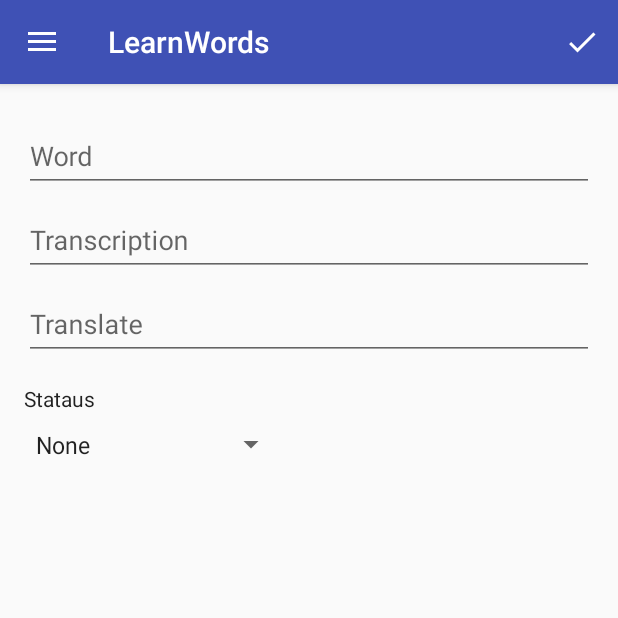
After one commit to tepikin/LearnWordsAndroid, an Android app: the fragment WordEditFragment placed in its activity, on a phone screen of 412 x 824 dp, the top half of it. The commit adds this screen. Run offline under Robolectric (Android 15) with nearby library versions, the phone set to English and light mode, and no system bars.

Commit message:
Words editor added

```diff
--- a/app/src/main/java/ru/lazard/learnwords/ui/fragments/wordsList/WordsListAdapter.java
+++ b/app/src/main/java/ru/lazard/learnwords/ui/fragments/wordsList/WordsListAdapter.java
@@ -24,6 +24,10 @@
         return list.size();
     }
 
+    public List<Word> getItems() {
+        return list;
+    }
+
     @Override
     public void onBindViewHolder(WordsItemViewHolder holder, int position) {
         holder.bind(list.get(position));
@@ -32,7 +36,7 @@
     @Override
     public WordsItemViewHolder onCreateViewHolder(ViewGroup parent, int viewType) {
         View  view= LayoutInflater.from(parent.getContext()).inflate(R.layout.fragment_words_list_item, parent, false);
-        return new WordsItemViewHolder(view);
+        return new WordsItemViewHolder(view,this);
     }
 
     public void setList(List<Word> list) {
--- /dev/null
+++ b/app/src/main/java/ru/lazard/learnwords/ui/fragments/wordsList/edit/WordEditFragment.java
@@ -0,0 +1,148 @@
+package ru.lazard.learnwords.ui.fragments.wordsList.edit;
+
+import android.os.Bundle;
+import android.support.annotation.Nullable;
+import android.support.v4.app.Fragment;
+import android.support.v7.widget.AppCompatEditText;
+import android.support.v7.widget.AppCompatSpinner;
+import android.text.TextUtils;
+import android.view.LayoutInflater;
+import android.view.Menu;
+import android.view.MenuInflater;
+import android.view.MenuItem;
+import android.view.View;
+import android.view.ViewGroup;
+import android.widget.TextView;
+
+import ru.lazard.learnwords.R;
+import ru.lazard.learnwords.db.DAO;
+import ru.lazard.learnwords.model.Model;
+import ru.lazard.learnwords.model.Word;
+import ru.lazard.learnwords.ui.activities.main.MainActivity;
+
+/**
+ * Created by Egor on 03.06.2016.
+ */
+public class WordEditFragment extends Fragment {
+
+
+    public static final String KEY_WORD_ID = "KEY_WORD_ID";
+    private AppCompatSpinner spinerView;
+    private AppCompatEditText transcriptionView;
+    private AppCompatEditText translateView;
+    private Word word;
+    private AppCompatEditText wordView;
+
+    public static Fragment newInstance(Word word) {
+        WordEditFragment wordEditFragment = new WordEditFragment();
+        if (word!=null) {
+            Bundle args = new Bundle();
+            args.putInt(KEY_WORD_ID, word.getId());
+            wordEditFragment.setArguments(args);
+        }
+        return wordEditFragment;
+    }
+
+    @Override
+    public void onCreate(@Nullable Bundle savedInstanceState) {
+        super.onCreate(savedInstanceState);
+        setHasOptionsMenu(true);
+    }
+
+    @Override
+    public void onCreateOptionsMenu(Menu menu, MenuInflater inflater) {
+        inflater.inflate(R.menu.menu_word_edit, menu);
+        super.onCreateOptionsMenu(menu, inflater);
+    }
+
+    @Nullable
+    @Override
+    public View onCreateView(LayoutInflater inflater, @Nullable ViewGroup container, @Nullable Bundle savedInstanceState) {
+
+        View view = super.onCreateView(inflater, container, savedInstanceState);
+
+        if (view == null) {
+            view = LayoutInflater.from(getContext()).inflate(R.layout.fragment_word_edit, container, false);
+            wordView =(AppCompatEditText) view.findViewById(R.id.word);
+            transcriptionView =(AppCompatEditText) view.findViewById(R.id.transcription);
+            translateView =(AppCompatEditText) view.findViewById(R.id.translate);
+            spinerView =(AppCompatSpinner) view.findViewById(R.id.status);
+
+            if (getArguments()!=null){
+                int wordId=getArguments().getInt(KEY_WORD_ID,-1);
+                Word word = Model.getInstance().getWordById(wordId);
+                setWord(word);
+            }
+
+        }
+        return view;
+    }
+
+    private void setWord(Word word) {
+        this.word=word;
+        if (word==null)return;
+        setNotEmptyString(wordView,word.getWord());
+        setNotEmptyString(translateView,word.getTranslate());
+        setNotEmptyString(transcriptionView,word.getTranscription());
+        spinerView.setSelection(word.getStatus());
+    }
+    private void setNotEmptyString(TextView view,String text){
+        if (view==null)return;
+        if (TextUtils.isEmpty(text)){
+            view.setText("");
+        }else{
+            view.setText(text);
+        }
+    }
+
+
+    @Override
+    public void onResume() {
+        super.onResume();
+        ((MainActivity) getActivity()).getFloatingActionButton().hide();
+        //((MainActivity) getActivity()).setSelectedNavigationMenu(R.id.nav_wordsList);
+    }
+
+    @Override
+    public boolean onOptionsItemSelected(MenuItem item) {
+        int id = item.getItemId();
+        if (id == R.id.menu_done) {
+onApplay();
+            return true;
+        }
+        return super.onOptionsItemSelected(item);
+    }
+
+    private void onApplay() {
+
+        if (!validate())return;
+
+        if (word==null) {
+            word = new Word();
+            bindToWord(word);
+            Model.getInstance().getWords().add(word);
+            DAO.insertWord(word);
+            getActivity().onBackPressed();
+        }else{
+            bindToWord(word);
+            DAO.updateWord(word);
+            getActivity().onBackPressed();
+        }
+
+    }
+
+    private void bindToWord(Word word) {
+        word.setWord(wordView.getText().toString());
+        word.setTranslate(translateView.getText().toString());
+        word.setTranscription(transcriptionView.getText().toString());
+        word.setStatus(spinerView.getSelectedItemPosition());
+    }
+
+    private boolean validate() {
+        if (TextUtils.isEmpty(wordView.getText())){
+            wordView.setError(wordView.getResources().getString(R.string.wordEdit_word_error));
+            return false;
+        }
+        return true;
+    }
+}
--- /dev/null
+++ b/app/src/main/res/layout/fragment_word_edit.xml
@@ -0,0 +1,81 @@
+<?xml version="1.0" encoding="utf-8"?>
+<android.support.v4.widget.NestedScrollView
+    xmlns:android="http://schemas.android.com/apk/res/android"
+    android:layout_width="match_parent"
+    android:layout_height="match_parent"
+    >
+<LinearLayout xmlns:android="http://schemas.android.com/apk/res/android"
+              android:layout_width="match_parent"
+              android:layout_height="match_parent"
+              android:orientation="vertical"
+              android:padding="16dp">
+
+    <android.support.design.widget.TextInputLayout
+        android:layout_width="match_parent"
+        android:layout_height="wrap_content"
+        >
+
+        <android.support.v7.widget.AppCompatEditText
+            android:id="@+id/word"
+            android:layout_width="match_parent"
+            android:layout_height="wrap_content"
+            android:hint="@string/wordEdit_word"
+            android:imeOptions="actionNext"
+            android:maxLines="1"
+            android:paddingRight="38dp"
+            android:singleLine="true"
+            />
+
+    </android.support.design.widget.TextInputLayout>
+
+    <android.support.design.widget.TextInputLayout
+        android:layout_width="match_parent"
+        android:layout_height="wrap_content"
+        >
+
+        <android.support.v7.widget.AppCompatEditText
+            android:id="@+id/transcription"
+            android:layout_width="match_parent"
+            android:layout_height="wrap_content"
+            android:hint="@string/wordEdit_transcription"
+            android:imeOptions="actionNext"
+            android:maxLines="1"
+            android:paddingRight="38dp"
+            android:singleLine="true"
+            />
+
+    </android.support.design.widget.TextInputLayout>
+
+    <android.support.design.widget.TextInputLayout
+        android:layout_width="match_parent"
+        android:layout_height="wrap_content"
+        >
+
+        <android.support.v7.widget.AppCompatEditText
+            android:id="@+id/translate"
+            android:layout_width="match_parent"
+            android:layout_height="wrap_content"
+            android:hint="@string/wordEdit_translate"
+            android:imeOptions="actionNext"
+            android:maxLines="1"
+            android:paddingRight="38dp"
+            android:singleLine="true"
+            />
+
+    </android.support.design.widget.TextInputLayout>
+
+    <android.support.v7.widget.AppCompatTextView
+        android:layout_width="match_parent"
+        android:layout_height="wrap_content"
+        android:layout_marginTop="16dp"
+        android:text="@string/wordEdit_status"
+        android:textAppearance="@style/TextAppearance.AppCompat.Body1"/>
+
+    <android.support.v7.widget.AppCompatSpinner
+        android:id="@+id/status"
+        android:layout_width="wrap_content"
+        android:layout_height="42dp"
+        android:drawSelectorOnTop="true"
+        android:entries="@array/wordEdit_status_items"/>
+</LinearLayout>
+</android.support.v4.widget.NestedScrollView>
--- /dev/null
+++ b/app/src/main/res/menu/menu_word_edit.xml
@@ -0,0 +1,9 @@
+<?xml version="1.0" encoding="utf-8"?>
+<menu xmlns:android="http://schemas.android.com/apk/res/android"
+      xmlns:app="http://schemas.android.com/apk/res-auto">
+    <item
+        android:id="@+id/menu_done"
+        android:icon="@drawable/ic_done_white_24dp"
+        android:title="@string/wordEdit_menu_done"
+        app:showAsAction="always"/>
+</menu>
--- a/app/src/main/res/values/strings.xml
+++ b/app/src/main/res/values/strings.xml
@@ -27,13 +27,33 @@
     <string name="wordsList_menu_choiceWordsForLearn_random50Words">Random 50 words</string>
     <string name="wordsList_menu_addWord">Add word</string>
     <string name="wordsList_menu_search">Search</string>
+    <string name="wordsList_contextMenu_title">Actions</string>
+    <string name="wordsList_contextMenu_edit">Edit</string>
+    <string name="wordsList_contextMenu_createNew">Add</string>
+    <string name="wordsList_contextMenu_remove">Remove</string>
     <string-array name="wordsList_status_items">
         <item > </item>
         <item >learn</item>
         <item >check</item>
-        <item >check</item>
+        <item >trans</item>
         <item >write</item>
         <item >ready</item>
+    </string-array>
+
+    <!-- WordEdit screen -->
+    <string name="wordEdit_menu_done">Done</string>
+    <string name="wordEdit_word">Word</string>
+    <string name="wordEdit_word_error">Word required</string>
+    <string name="wordEdit_transcription">Transcription</string>
+    <string name="wordEdit_translate">Translate</string>
+    <string name="wordEdit_status">Stataus</string>
+    <string-array name="wordEdit_status_items">
+        <item >None</item>
+        <item >Learn</item>
+        <item >Check</item>
+        <item >Check translate</item>
+        <item >Check write</item>
+        <item >Ready!</item>
     </string-array>
 
     <!-- Settings screen -->
```
Also changed, not shown: app/src/main/java/ru/lazard/learnwords/db/DAO.java (+42 -24 lines), app/src/main/java/ru/lazard/learnwords/model/Model.java (+9 -0 lines), app/src/main/java/ru/lazard/learnwords/ui/fragments/wordsList/WordsItemViewHolder.java (+59 -1 lines), app/src/main/java/ru/lazard/learnwords/ui/fragments/wordsList/WordsListFragment.java (+21 -4 lines), app/src/main/java/ru/lazard/learnwords/ui/fragments/wordsList/WordsListPresenter.java (+9 -1 lines), app/src/main/res/drawable-hdpi/ic_done_white_24dp.png (added), app/src/main/res/drawable-mdpi/ic_done_white_24dp.png (added), app/src/main/res/drawable-xhdpi/ic_done_white_24dp.png (added), app/src/main/res/drawable-xxhdpi/ic_done_white_24dp.png (added), app/src/main/res/drawable-xxxhdpi/ic_done_white_24dp.png (added).
